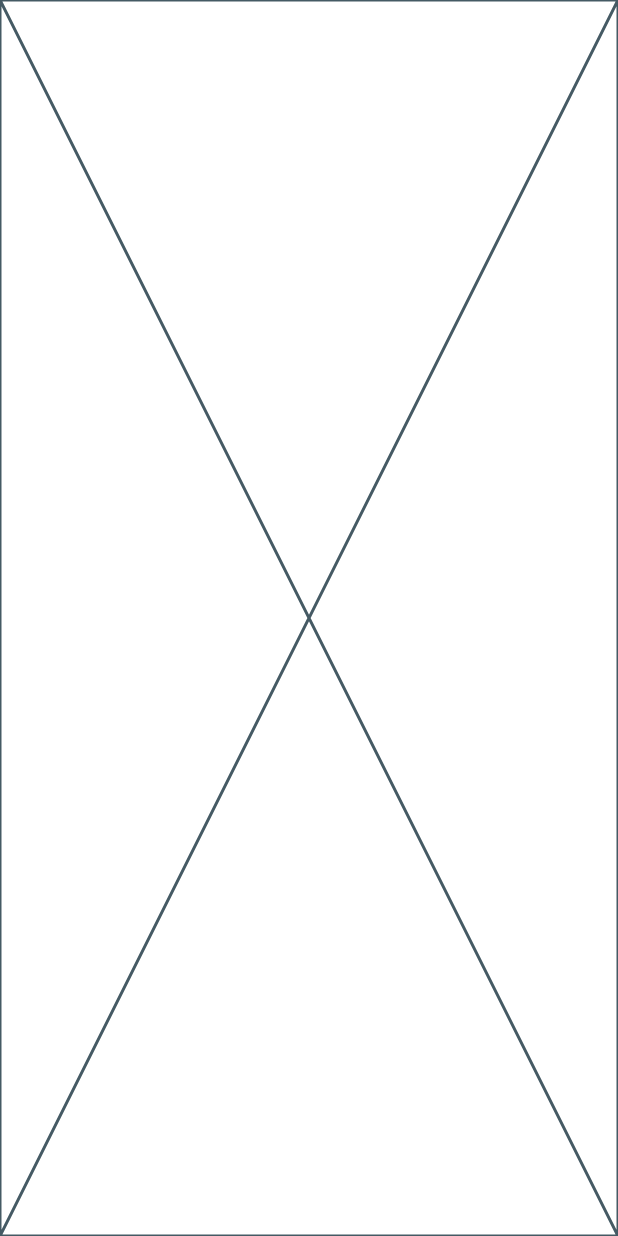
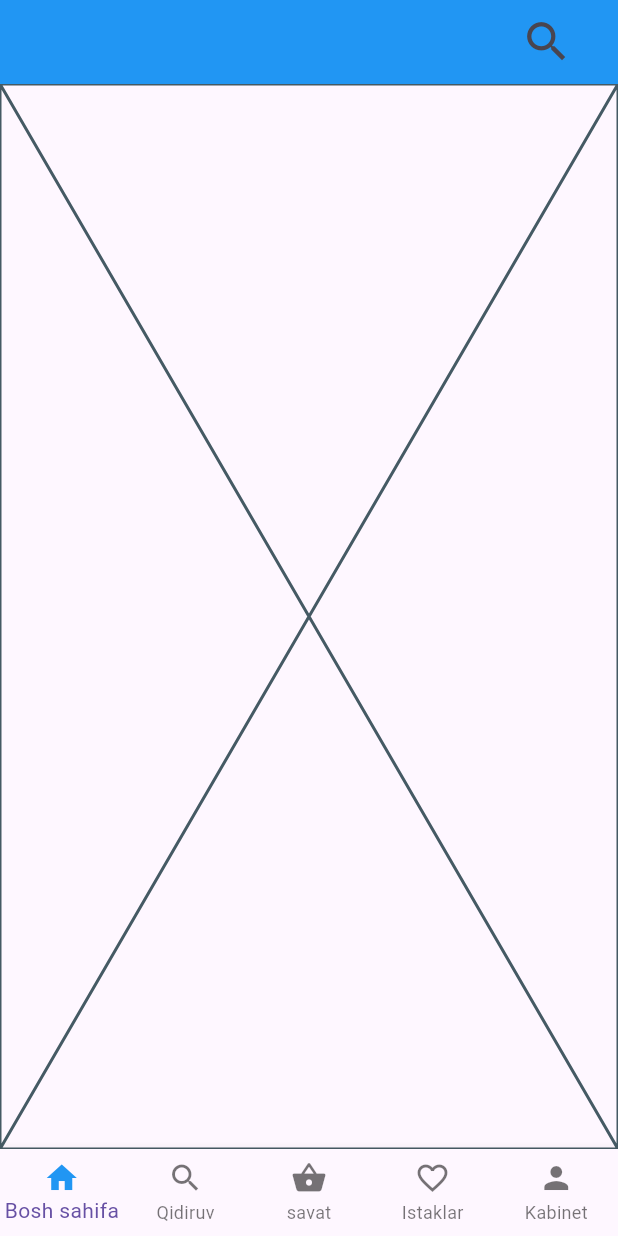
Before and after one commit to Mehrojgethub2003/uzum_market, a Flutter app: the screen it shows after launch, on a phone screen of 412 x 824 dp. Run offline on Flutter 3.47's test engine with Material 3 defaults, Android fonts, the phone set to English and light mode, and no system bars.

Commit message:
Add Icons

```diff
--- a/lib/home/tab/main_page.dart
+++ b/lib/home/tab/main_page.dart
@@ -1,4 +1,9 @@
 import 'package:flutter/material.dart';
+import 'package:online_shop/home/tab/accaunt_page.dart';
+import 'package:online_shop/home/tab/favs_page.dart';
+import 'package:online_shop/home/tab/home_page.dart';
+import 'package:online_shop/home/tab/shopping_page.dart';
+import 'package:online_shop/home/tab/sorch_page.dart';
 
 class MainPage extends StatefulWidget {
   const MainPage({super.key});
@@ -8,8 +13,75 @@ class MainPage extends StatefulWidget {
 }
 
 class _MyWidgetState extends State<MainPage> {
+  int currentPage = 0;
   @override
   Widget build(BuildContext context) {
-    return const Placeholder();
+    List pages = [
+      HomePage(),
+      SorchPage(),
+      ShoppingPage(),
+      FavsPage(),
+      AccauntPage(),
+    ];
+    return Scaffold(
+      appBar: AppBar(
+        backgroundColor: Colors.blue,
+        actions: [
+          Icon(
+            Icons.search,
+            size: 35,
+          ),
+          SizedBox(
+            width: 30,
+          )
+        ],
+      ),
+      body: pages[currentPage],
+      bottomNavigationBar: BottomNavigationBar(
+          currentIndex: currentPage,
+          onTap: (value) {
+            setState(() {
+              currentPage = value;
+            });
+          },
+          type: BottomNavigationBarType.fixed,
+          items: [
+            BottomNavigationBarItem(
+                activeIcon: Icon(
+                  Icons.home,
+                  color: Colors.blue,
+                ),
+                icon: Icon(Icons.home),
+                label: "Bosh sahifa"),
+            BottomNavigationBarItem(
+                activeIcon: Icon(
+                  Icons.search,
+                  color: Colors.blue,
+                ),
+                icon: Icon(Icons.search),
+                label: "Qidiruv"),
+            BottomNavigationBarItem(
+                activeIcon: Icon(
+                  Icons.shopping_basket,
+                  color: Colors.blue,
+                ),
+                icon: Icon(Icons.shopping_basket),
+                label: "savat"),
+            BottomNavigationBarItem(
+                activeIcon: Icon(
+                  Icons.favorite_outline,
+                  color: Colors.blue,
+                ),
+                icon: Icon(Icons.favorite_outline),
+                label: "Istaklar"),
+            BottomNavigationBarItem(
+                activeIcon: Icon(
+                  Icons.person,
+                  color: Colors.blue,
+                ),
+                icon: Icon(Icons.person),
+                label: "Kabinet"),
+          ]),
+    );
   }
 }
```
